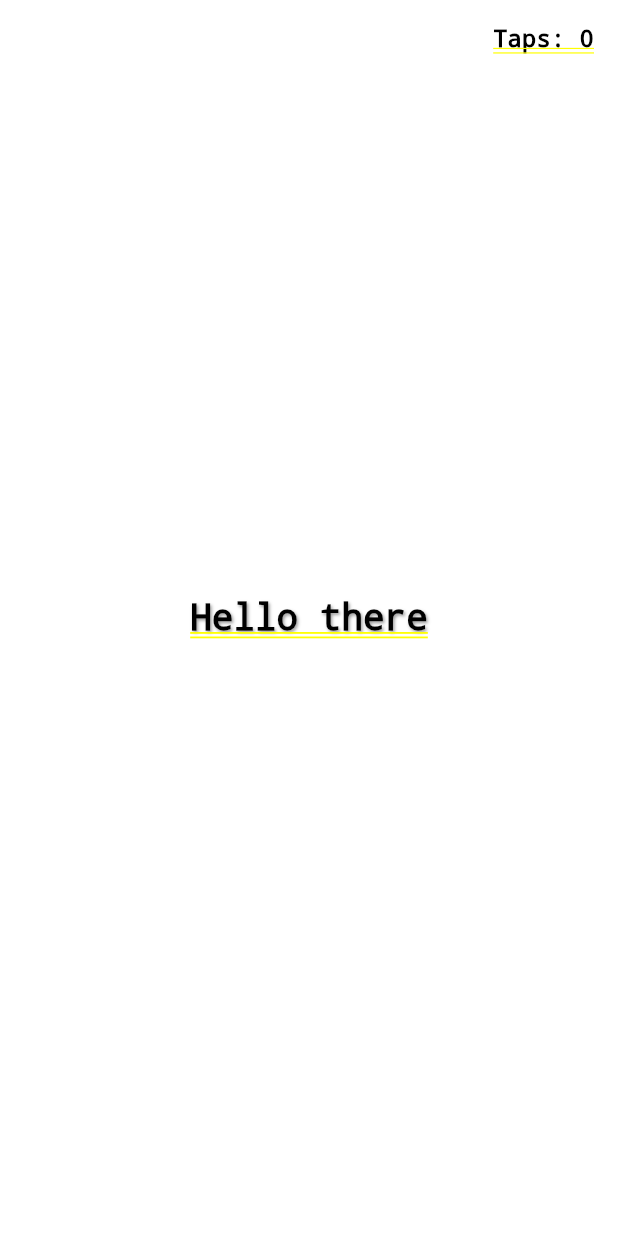
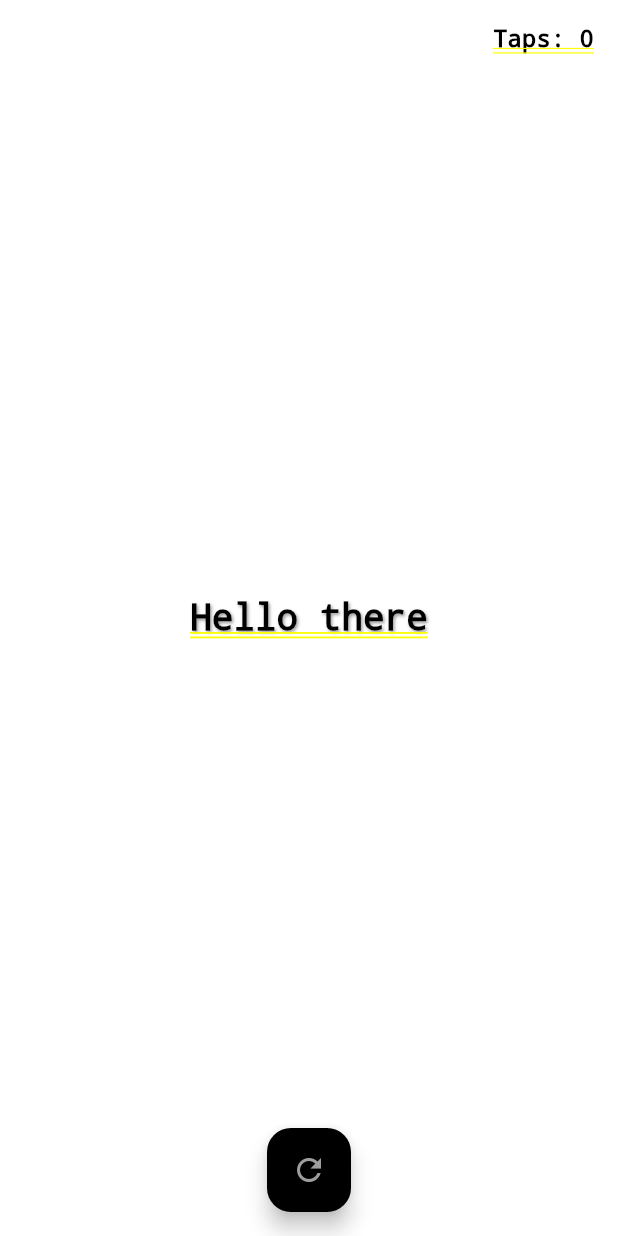
Before and after one commit to Fasikagebrehana/flutter-random-color-task, a Flutter app: the screen it shows after launch, on a phone screen of 412 x 824 dp. Run offline on Flutter 3.47's test engine with Material 3 defaults, Android fonts, the phone set to English and light mode, and no system bars.

Commit message:
Add reset functionality to ColorChanger widget and improve code formatting in color_utils.dart

```diff
--- a/lib/main.dart
+++ b/lib/main.dart
@@ -22,7 +22,6 @@
   }
 }
 
-//  A stateful widget that displays "Hello there" and changes the background color on tap.
 class ColorChanger extends StatefulWidget {
   const ColorChanger({super.key});
 
@@ -41,8 +40,16 @@
     });
   }
 
+  void _reset() {
+    setState(() {
+      _backgroundColor = Colors.white;
+      _tapCount = 0;
+    });
+  }
+
   Color _getTextColor() {
     final brightnessLevel = _backgroundColor.computeLuminance();
+
     return brightnessLevel > 0.5 ? Colors.black : Colors.white;
   }
 
@@ -82,6 +89,18 @@
                 ),
               ),
             ),
+            Positioned(
+              bottom: 16,
+              left: 0,
+              right: 0,
+              child: Center(
+                child: FloatingActionButton(
+                  onPressed: _reset,
+                  backgroundColor: _getTextColor(),
+                  child: const Icon(Icons.refresh, color: Colors.grey),
+                ),
+              ),
+            ),
           ],
         ),
       ),
--- a/lib/utils/color_utils.dart
+++ b/lib/utils/color_utils.dart
@@ -1,8 +1,10 @@
 import 'dart:math';
 import 'package:flutter/material.dart';
 
+
 Color generateRandomColor() {
   final random = Random();
+
   return Color.fromARGB(
     255,
     random.nextInt(256),
```
